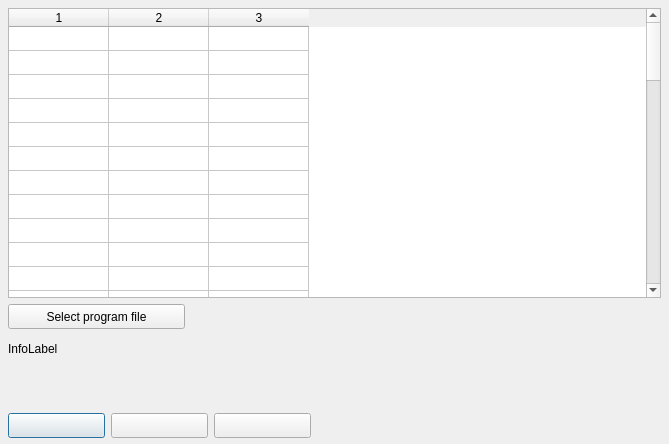
Eldricos/D-Fend-Reborn, file src/forms/ExtraExeEditFormUnit.ui: the form before one commit.
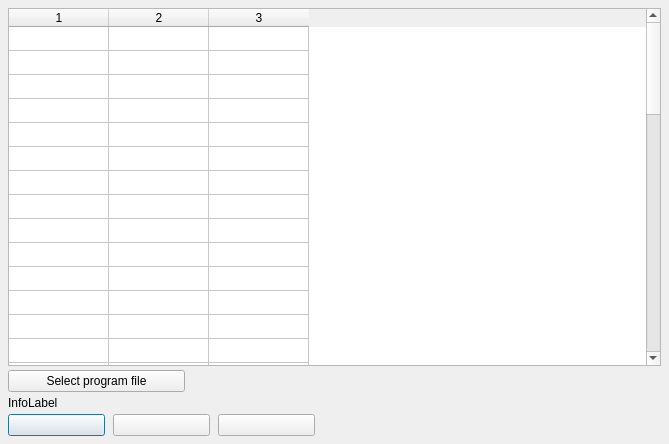
The form after the commit. Icons and pictures are not drawn.

Commit message: Remaining dialogs: Qt layouts instead of fixed pixel positions

Patch:
```diff
--- a/src/forms/ExtraExeEditFormUnit.ui
+++ b/src/forms/ExtraExeEditFormUnit.ui
@@ -9,59 +9,78 @@
     <property name="vclKeyPreview" stdset="0"><bool>true</bool></property>
     <property name="vclDesignWidth" stdset="0"><number>669</number></property>
     <property name="vclDesignHeight" stdset="0"><number>444</number></property>
+    <layout class="QGridLayout" name="ExtraExeEditForm_Layout" columnstretch="0,0,0,1" rowstretch="1,0,0,0">
+      <property name="leftMargin"><number>8</number></property>
+      <property name="topMargin"><number>8</number></property>
+      <property name="rightMargin"><number>8</number></property>
+      <property name="bottomMargin"><number>8</number></property>
+      <property name="horizontalSpacing"><number>8</number></property>
+      <property name="verticalSpacing"><number>4</number></property>
+      <item row="0" column="0" colspan="4">
+        <widget class="QTableWidget" name="Tab">
+          <property name="columnCount"><number>3</number></property>
+          <property name="rowCount"><number>50</number></property>
+          <property name="vclFixedCols" stdset="0"><number>0</number></property>
+          <property name="vclFixedRows" stdset="0"><number>1</number></property>
+          <property name="minimumSize"><size><width>0</width><height>0</height></size></property>
+          <attribute name="verticalHeaderVisible"><bool>false</bool></attribute>
+          <attribute name="verticalHeaderDefaultSectionSize"><number>24</number></attribute>
+        </widget>
+      </item>
+      <item row="1" column="0" colspan="2" alignment="Qt::AlignLeft">
+        <widget class="QPushButton" name="SelectButton">
+          <property name="text"><string>Select program file</string></property>
+          <property name="icon"><iconset resource="../../resources/dfend.qrc"><normaloff>:/glyphs/45f75812cc6f15e7.png</normaloff></iconset></property>
+          <property name="autoDefault"><bool>false</bool></property>
+          <property name="vclOnClick" stdset="0"><string notr="true">SelectButtonClick</string></property>
+          <property name="minimumSize"><size><width>177</width><height>0</height></size></property>
+        </widget>
+      </item>
+      <item row="2" column="0" colspan="4">
     <widget class="QLabel" name="InfoLabel">
-      <property name="geometry"><rect><x>8</x><y>342</y><width>653</width><height>65</height></rect></property>
-      <property name="vclAnchors" stdset="0"><string notr="true">akLeft,akRight,akBottom</string></property>
       <property name="text"><string>InfoLabel</string></property>
       <property name="textFormat"><enum>Qt::PlainText</enum></property>
       <property name="wordWrap"><bool>true</bool></property>
       <property name="alignment"><set>Qt::AlignLeft|Qt::AlignTop</set></property>
     </widget>
+      </item>
+      <item row="3" column="0" alignment="Qt::AlignLeft">
     <widget class="QPushButton" name="OKButton">
-      <property name="geometry"><rect><x>8</x><y>413</y><width>97</width><height>25</height></rect></property>
-      <property name="vclAnchors" stdset="0"><string notr="true">akLeft,akBottom</string></property>
-      <property name="text"><string></string></property>
+          <property name="text"><string /></property>
       <property name="autoDefault"><bool>false</bool></property>
       <property name="vclKind" stdset="0"><string notr="true">bkOK</string></property>
       <property name="default"><bool>true</bool></property>
       <property name="vclModalResult" stdset="0"><string notr="true">mrOk</string></property>
       <property name="vclOnClick" stdset="0"><string notr="true">OKButtonClick</string></property>
-    </widget>
+          <property name="minimumSize"><size><width>97</width><height>0</height></size></property>
+        </widget>
+      </item>
+      <item row="3" column="1" alignment="Qt::AlignLeft">
     <widget class="QPushButton" name="CancelButton">
-      <property name="geometry"><rect><x>111</x><y>413</y><width>97</width><height>25</height></rect></property>
-      <property name="vclAnchors" stdset="0"><string notr="true">akLeft,akBottom</string></property>
-      <property name="text"><string></string></property>
+          <property name="text"><string /></property>
       <property name="autoDefault"><bool>false</bool></property>
       <property name="vclKind" stdset="0"><string notr="true">bkCancel</string></property>
       <property name="vclCancel" stdset="0"><bool>true</bool></property>
       <property name="vclModalResult" stdset="0"><string notr="true">mrCancel</string></property>
-    </widget>
+          <property name="minimumSize"><size><width>97</width><height>0</height></size></property>
+        </widget>
+      </item>
+      <item row="3" column="2" alignment="Qt::AlignLeft">
     <widget class="QPushButton" name="HelpButton">
-      <property name="geometry"><rect><x>214</x><y>413</y><width>97</width><height>25</height></rect></property>
-      <property name="vclAnchors" stdset="0"><string notr="true">akLeft,akBottom</string></property>
-      <property name="text"><string></string></property>
+          <property name="text"><string /></property>
       <property name="autoDefault"><bool>false</bool></property>
       <property name="vclKind" stdset="0"><string notr="true">bkHelp</string></property>
       <property name="vclOnClick" stdset="0"><string notr="true">HelpButtonClick</string></property>
-    </widget>
-    <widget class="QTableWidget" name="Tab">
-      <property name="geometry"><rect><x>8</x><y>8</y><width>653</width><height>290</height></rect></property>
-      <property name="vclAnchors" stdset="0"><string notr="true">akLeft,akTop,akRight,akBottom</string></property>
-      <property name="columnCount"><number>3</number></property>
-      <property name="rowCount"><number>50</number></property>
-      <property name="vclFixedCols" stdset="0"><number>0</number></property>
-      <property name="vclFixedRows" stdset="0"><number>1</number></property>
-      <attribute name="verticalHeaderVisible"><bool>false</bool></attribute>
-      <attribute name="verticalHeaderDefaultSectionSize"><number>24</number></attribute>
-    </widget>
-    <widget class="QPushButton" name="SelectButton">
-      <property name="geometry"><rect><x>8</x><y>304</y><width>177</width><height>25</height></rect></property>
-      <property name="vclAnchors" stdset="0"><string notr="true">akLeft,akBottom</string></property>
-      <property name="text"><string>Select program file</string></property>
-      <property name="icon"><iconset resource="../../resources/dfend.qrc"><normaloff>:/glyphs/45f75812cc6f15e7.png</normaloff></iconset></property>
-      <property name="autoDefault"><bool>false</bool></property>
-      <property name="vclOnClick" stdset="0"><string notr="true">SelectButtonClick</string></property>
-    </widget>
+          <property name="minimumSize"><size><width>97</width><height>0</height></size></property>
+        </widget>
+      </item>
+      <item row="0" column="3">
+        <spacer name="ExtraExeEditForm_Layout_HFill">
+          <property name="orientation"><enum>Qt::Horizontal</enum></property>
+          <property name="sizeHint" stdset="0"><size><width>0</width><height>0</height></size></property>
+        </spacer>
+      </item>
+    </layout>
   </widget>
   <tabstops>
     <tabstop>Tab</tabstop>
```
Left out of the diff: 6 changed lines with no effect on the pictures. Lines whose indentation alone changed are shown as unchanged. The commit also changes 102 other files.
